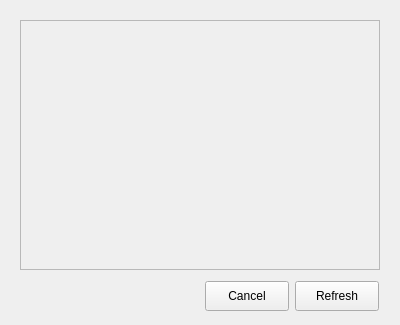
GeovaneJefferson/timemachine, file src/where.ui: the form before one commit.
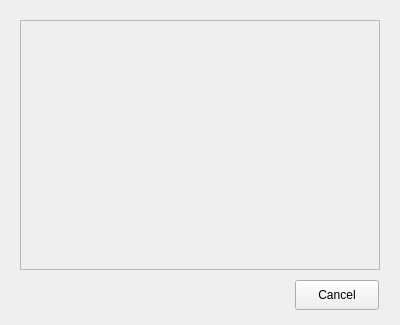
The form after the commit. Icons and pictures are not drawn.

The edit to the form file:
```diff
--- a/src/where.ui
+++ b/src/where.ui
@@ -54,24 +54,11 @@
     <enum>QFrame::Raised</enum>
    </property>
   </widget>
-  <widget class="QPushButton" name="button_where_refresh">
-   <property name="geometry">
-    <rect>
-     <x>295</x>
-     <y>281</y>
-     <width>84</width>
-     <height>30</height>
-    </rect>
-   </property>
-   <property name="text">
-    <string>Refresh</string>
-   </property>
-  </widget>
   <widget class="QPushButton" name="button_where_cancel">
    <property name="geometry">
     <rect>
-     <x>205</x>
-     <y>281</y>
+     <x>295</x>
+     <y>280</y>
      <width>84</width>
      <height>30</height>
     </rect>
```
